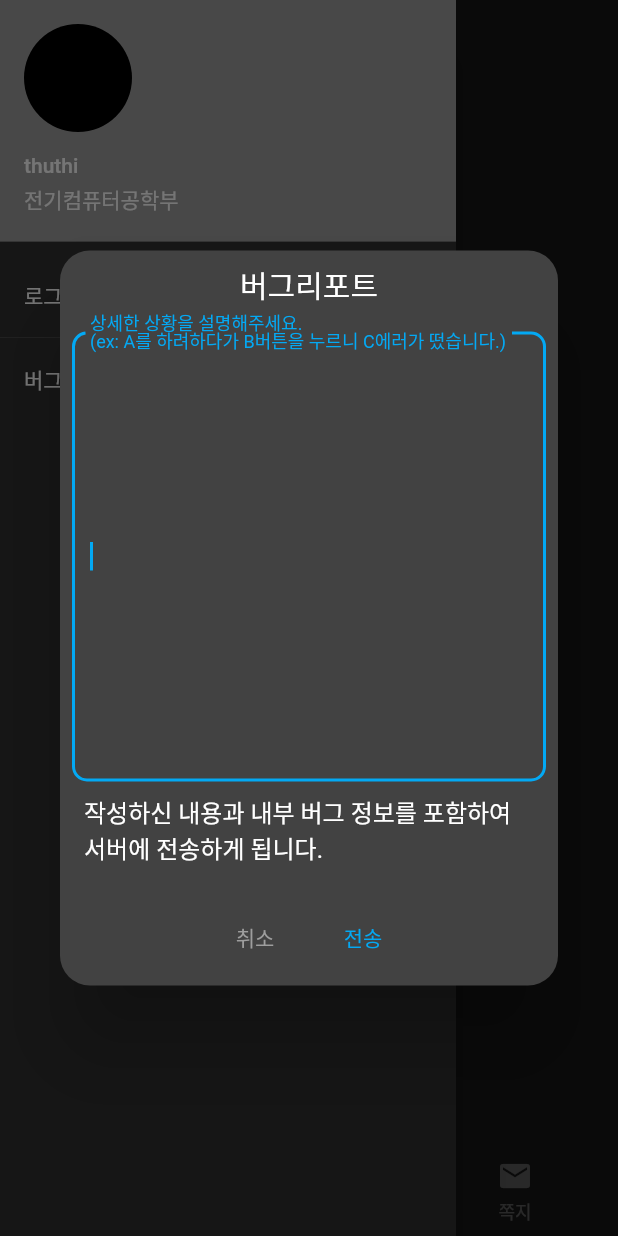
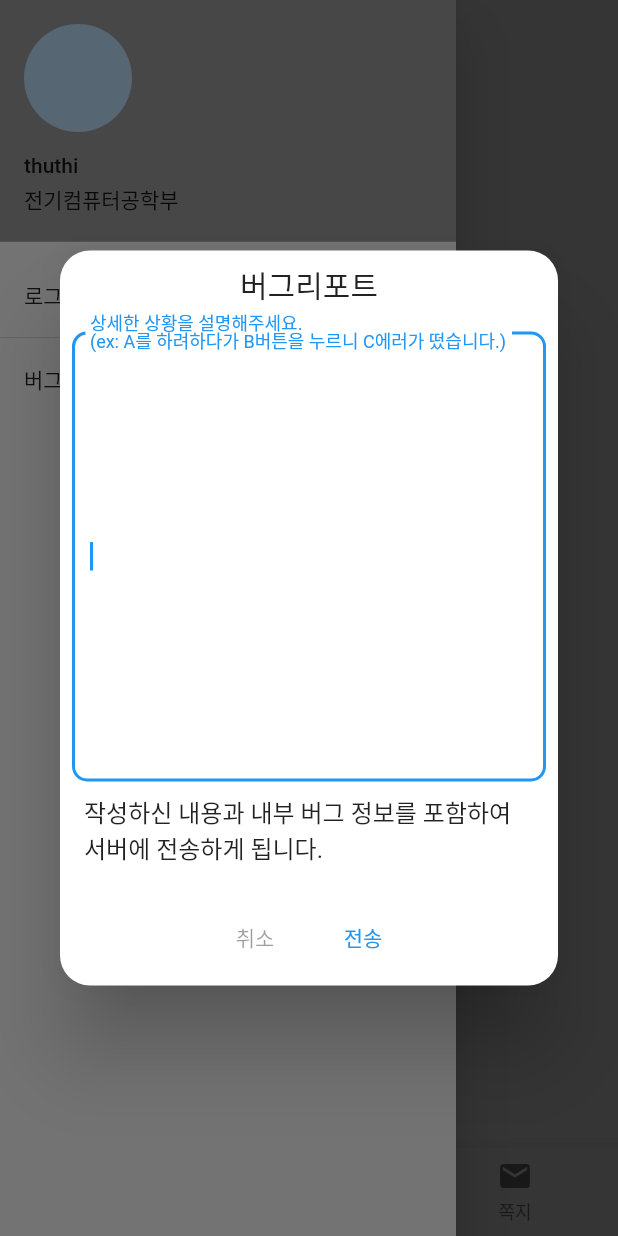
Before and after one commit to whquddn55/PnuPlatoAdvancedBrowser, a Flutter app: the NavigatorPage screen opened by its route, in the side drawer, after a tap on "버그리포트", on a phone screen of 412 x 824 dp. Run offline on Flutter 3.47's test engine with Material 2 defaults, Android fonts, the phone set to English and light mode, and no system bars; our stand-ins replace dio, flutter_spinkit, get, shared_preferences, sn_progress_dialog; missing offline and left inert: flutter_inappwebview; accounts and stored records are empty; network calls fail.

Commit message:
Add: 다크모드 추가

```diff
--- a/lib/common.dart
+++ b/lib/common.dart
@@ -59,7 +59,7 @@ void showBugReport(String msg) {
       ],
     ),
     cancel: TextButton(
-      child: const Text('취소', style: TextStyle(color: Colors.grey)),
+      child: Text('취소', style: TextStyle(color: Get.theme.disabledColor)),
       onPressed: () => Get.back(),
     ),
     confirm: TextButton(
--- a/lib/pages/landingPage.dart
+++ b/lib/pages/landingPage.dart
@@ -25,7 +25,7 @@ class _LandingPageState extends State<LandingPage> {
           ),
           Shadow( // bottomRight
               offset: Offset(1.5, -1.5),
-              color :Colors.white
+              color: Colors.white
           ),
           Shadow( // topRight
               offset: Offset(1.5, 1.5),
--- a/lib/pages/loadingPage.dart
+++ b/lib/pages/loadingPage.dart
@@ -1,5 +1,6 @@
 import 'package:flutter/material.dart';
 import 'package:flutter_spinkit/flutter_spinkit.dart';
+import 'package:get/get.dart';
 
 class LoadingPage extends StatelessWidget {
   final String msg;
@@ -12,8 +13,8 @@ class LoadingPage extends StatelessWidget {
         child: Column(
           mainAxisAlignment: MainAxisAlignment.center,
           children: [
-            const SpinKitRing(
-              color: Colors.blueGrey,
+            SpinKitRing(
+              color: Get.theme.primaryColor,
               lineWidth: 4.0,
             ),
             Text(msg)
--- a/lib/pages/navigatorPage.dart
+++ b/lib/pages/navigatorPage.dart
@@ -30,6 +30,7 @@ class _NavigatorPageState extends State<NavigatorPage> {
       bottomNavigationBar: BottomNavigationBar(
         currentIndex: _currentIndex,
         type: BottomNavigationBarType.fixed,
+        selectedItemColor: Get.theme.primaryColor,
         onTap: (index) {
           setState(() {
             _currentIndex = index;
@@ -77,6 +78,9 @@ class _NavigatorPageState extends State<NavigatorPage> {
                           ),
                           accountEmail: Text(controller.department),
                           accountName: Text(controller.name),
+                          decoration: BoxDecoration(
+                              color: Get.theme.primaryColor
+                          ),
                         ),
                         ListTile(
                           title: Text('동기화 시간: ${controller.lastSyncTime}'),
@@ -91,7 +95,7 @@ class _NavigatorPageState extends State<NavigatorPage> {
                                 title: '로그아웃',
                                 middleText: '로그아웃 시 모든 세팅이 초기화 됩니다.',
                                 cancel: TextButton(
-                                  child: Text('취소', style: TextStyle(color: Colors.grey)),
+                                  child: Text('취소', style: TextStyle(color: Get.theme.disabledColor)),
                                   onPressed: () {
                                       Get.back();
                                   },
@@ -128,6 +132,12 @@ class _NavigatorPageState extends State<NavigatorPage> {
                             onTap: () {
                               showBugReport('123');
                             }
+                        ),
+                        ListTile(
+                          onTap: () {
+                            Get.changeThemeMode(ThemeMode.light);
+                            print(Get.theme.primaryColor);
+                          }
                         )
                       ]
                   );
@@ -142,8 +152,8 @@ class _NavigatorPageState extends State<NavigatorPage> {
                           ),
                           accountEmail: Text(controller.department),
                           accountName: Text(controller.name),
-                          decoration: const BoxDecoration(
-                              color: Colors.grey
+                          decoration: BoxDecoration(
+                              color: Get.theme.disabledColor
                           ),
                         ),
                         ListTile(
```
Also changed, not shown: lib/controllers/appSettingController.dart (added, +11 -0 lines), lib/main.dart (+8 -2 lines), lib/pages/loginPage/loginPage.dart (+6 -6 lines).
